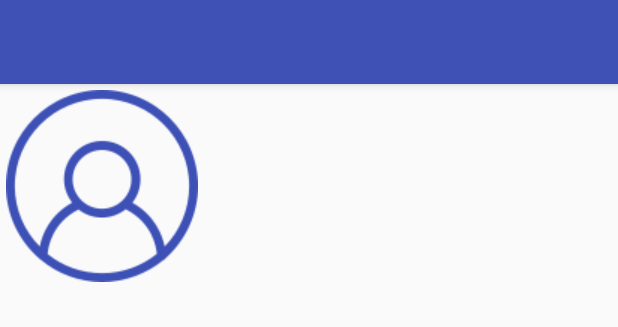
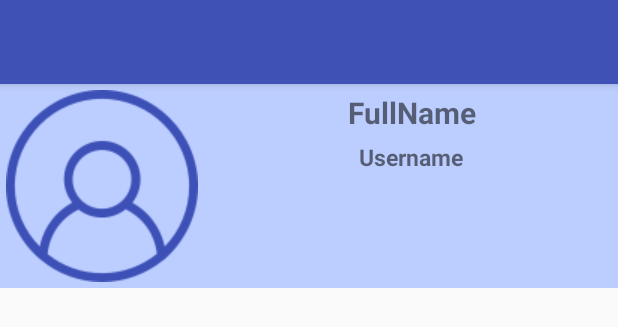
Before and after one commit to jimmyklein4/Challenge-Post, an Android app: the layout user_activity.xml on its own in the app's theme, with its tools: preview values and no code run, on a phone screen of 412 x 824 dp. Shown: the top 327 px of the screen. Run offline under Robolectric (Android 15) with nearby library versions, the phone set to English and light mode, and no system bars.

Commit message:
tweaked user page to look better, added secondary color

```diff
--- a/app/src/main/res/layout/user_activity.xml
+++ b/app/src/main/res/layout/user_activity.xml
@@ -17,20 +17,48 @@
     <LinearLayout
         android:orientation="horizontal"
         android:layout_width="match_parent"
-        android:layout_height="wrap_content">
+        android:layout_height="wrap_content"
+        android:contextClickable="false"
+        android:background="?attr/colorSecondary">
 
         <ImageView
             android:src="@drawable/user"
             android:layout_width="wrap_content"
             android:layout_height="wrap_content"
             android:layout_weight="0"
-            android:layout_margin="4dp"/>
+            android:layout_margin="4dp" />
 
-        <TextView
-            android:layout_width="wrap_content"
+        <LinearLayout
+            android:orientation="vertical"
+            android:layout_width="match_parent"
             android:layout_height="wrap_content"
-            android:layout_weight="1"/>
+            android:contextClickable="false">
 
+            <TextView
+                android:layout_width="fill_parent"
+                android:layout_height="fill_parent"
+                android:text="@string/fullname"
+                android:textAlignment="center"
+                android:textStyle="bold"
+                android:typeface="sans"
+                android:textSize="20dp"
+                android:textIsSelectable="false"
+                android:padding="5dp"
+                android:maxLines="1"
+                android:layout_weight="1" />
+
+            <TextView
+                android:layout_width="match_parent"
+                android:layout_height="wrap_content"
+                android:layout_weight="1"
+                android:text="@string/username"
+                android:textAlignment="center"
+                android:textStyle="bold"
+                android:typeface="sans"
+                android:textSize="15dp"
+                android:textIsSelectable="false"
+                android:maxLines="1" />
+        </LinearLayout>
     </LinearLayout>
 
     <ListView
--- a/app/src/main/res/values/colors.xml
+++ b/app/src/main/res/values/colors.xml
@@ -2,5 +2,6 @@
 <resources>
     <color name="colorPrimary">#3F51B5</color>
     <color name="colorPrimaryDark">#303F9F</color>
+    <color name="colorSecondary">#BCCEFF</color>
     <color name="colorAccent">#f3ff7c</color>
 </resources>
--- a/app/src/main/res/values/strings.xml
+++ b/app/src/main/res/values/strings.xml
@@ -10,4 +10,6 @@
     <string name="button_register">Register</string>
     <string name="button_login">Login</string>
 
+    <string name="fullname">FullName</string>
+    <string name="username">Username</string>
 </resources>
--- a/app/src/main/res/values/styles.xml
+++ b/app/src/main/res/values/styles.xml
@@ -5,6 +5,7 @@
         <!-- Customize your theme here. -->
         <item name="colorPrimary">@color/colorPrimary</item>
         <item name="colorPrimaryDark">@color/colorPrimaryDark</item>
+        <item name="colorSecondary">@color/colorSecondary</item>
         <item name="colorAccent">@color/colorAccent</item>
     </style>
 
```
